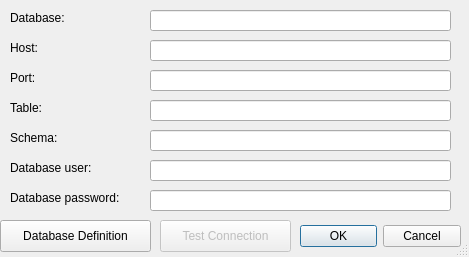
Above: src/MetadataFunctionality/ui/dialog_settings.ui from Septima/qgis-metadatafunctionality before the change. Below: the same form after it.
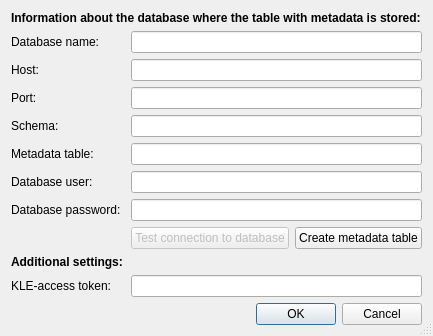
That is the form after the change.

Commit message:
Changed UI of dialogsettings incl. adding setting for KLE
The objectName of the lineEdit to enter KLE-"token" is
'kleAccess'

Patch:
```diff
--- a/src/MetadataFunctionality/ui/dialog_settings.ui
+++ b/src/MetadataFunctionality/ui/dialog_settings.ui
@@ -6,30 +6,43 @@
    <rect>
     <x>0</x>
     <y>0</y>
-    <width>469</width>
-    <height>257</height>
+    <width>433</width>
+    <height>308</height>
    </rect>
   </property>
   <property name="sizePolicy">
-   <sizepolicy hsizetype="Fixed" vsizetype="Fixed">
+   <sizepolicy hsizetype="Expanding" vsizetype="Expanding">
     <horstretch>0</horstretch>
     <verstretch>0</verstretch>
    </sizepolicy>
   </property>
   <property name="windowTitle">
-   <string>MetaMan Settings</string>
+   <string>Settings</string>
+  </property>
+  <property name="layoutDirection">
+   <enum>Qt::LeftToRight</enum>
   </property>
   <property name="sizeGripEnabled">
    <bool>true</bool>
   </property>
+  <layout class="QGridLayout" name="gridLayout">
+   <item row="3" column="1" colspan="2">
+    <widget class="QLineEdit" name="port">
+     <property name="sizePolicy">
+      <sizepolicy hsizetype="Expanding" vsizetype="Expanding">
+       <horstretch>0</horstretch>
+       <verstretch>0</verstretch>
+      </sizepolicy>
+     </property>
+     <property name="toolTip">
+      <string extracomment="Enter the port of the database with metadata"/>
+     </property>
+    </widget>
+   </item>
+   <item row="11" column="1" colspan="2">
   <widget class="QDialogButtonBox" name="buttonBox">
-   <property name="geometry">
-    <rect>
-     <x>300</x>
-     <y>220</y>
-     <width>161</width>
-     <height>32</height>
-    </rect>
+     <property name="toolTip">
+      <string>Save settings or cancel</string>
    </property>
    <property name="orientation">
     <enum>Qt::Horizontal</enum>
@@ -38,205 +51,240 @@
     <set>QDialogButtonBox::Cancel|QDialogButtonBox::Ok</set>
    </property>
   </widget>
-  <widget class="QLabel" name="label">
-   <property name="geometry">
-    <rect>
-     <x>10</x>
-     <y>10</y>
-     <width>111</width>
-     <height>16</height>
-    </rect>
-   </property>
-   <property name="text">
-    <string>Database:</string>
-   </property>
-  </widget>
-  <widget class="QPushButton" name="testConnectionButton">
+   </item>
+   <item row="8" column="2">
+    <widget class="QPushButton" name="databaseDefinitionButton">
    <property name="enabled">
-    <bool>false</bool>
-   </property>
-   <property name="geometry">
-    <rect>
-     <x>160</x>
-     <y>220</y>
-     <width>131</width>
-     <height>32</height>
-    </rect>
+      <bool>true</bool>
+     </property>
+     <property name="toolTip">
+      <string>Only required the first time you use the plugin</string>
    </property>
    <property name="text">
-    <string>Test Connection</string>
-   </property>
-  </widget>
-  <widget class="QLabel" name="label_2">
-   <property name="geometry">
-    <rect>
-     <x>10</x>
-     <y>160</y>
-     <width>91</width>
-     <height>16</height>
-    </rect>
+      <string>Create metadata table</string>
+     </property>
+    </widget>
+   </item>
+   <item row="9" column="0" colspan="3">
+    <widget class="QLabel" name="descriptionofcontent_label_2">
+     <property name="font">
+      <font>
+       <weight>75</weight>
+       <bold>true</bold>
+      </font>
+     </property>
+     <property name="text">
+      <string>Additional settings:</string>
+     </property>
+    </widget>
+   </item>
+   <item row="10" column="0">
+    <widget class="QLabel" name="database_label_2">
+     <property name="toolTip">
+      <string extracomment="Enter the token to use the kle-journal settings"/>
+     </property>
+     <property name="text">
+      <string>KLE-access token:</string>
+     </property>
+    </widget>
+   </item>
+   <item row="6" column="0">
+    <widget class="QLabel" name="databaseuser_label">
+     <property name="toolTip">
+      <string extracomment="Enter the database user of the database with metadata"/>
    </property>
    <property name="text">
     <string>Database user:</string>
    </property>
   </widget>
-  <widget class="QLabel" name="label_3">
-   <property name="geometry">
-    <rect>
-     <x>10</x>
-     <y>190</y>
-     <width>131</width>
-     <height>16</height>
-    </rect>
+   </item>
+   <item row="4" column="0">
+    <widget class="QLabel" name="schema_label">
+     <property name="toolTip">
+      <string extracomment="Enter the schema of the metadata table"/>
    </property>
    <property name="text">
-    <string>Database password:</string>
-   </property>
-  </widget>
+      <string>Schema:</string>
+     </property>
+    </widget>
+   </item>
+   <item row="2" column="1" colspan="2">
+    <widget class="QLineEdit" name="host">
+     <property name="sizePolicy">
+      <sizepolicy hsizetype="Expanding" vsizetype="Expanding">
+       <horstretch>0</horstretch>
+       <verstretch>0</verstretch>
+      </sizepolicy>
+     </property>
+     <property name="toolTip">
+      <string extracomment="Enter the host name of the database with metadata"/>
+     </property>
+    </widget>
+   </item>
+   <item row="6" column="1" colspan="2">
   <widget class="QLineEdit" name="username">
-   <property name="geometry">
-    <rect>
-     <x>150</x>
-     <y>160</y>
-     <width>301</width>
-     <height>21</height>
-    </rect>
-   </property>
-  </widget>
-  <widget class="QLineEdit" name="password">
-   <property name="geometry">
-    <rect>
-     <x>150</x>
-     <y>190</y>
-     <width>301</width>
-     <height>21</height>
-    </rect>
-   </property>
-   <property name="echoMode">
-    <enum>QLineEdit::Password</enum>
-   </property>
-  </widget>
-  <widget class="QPushButton" name="databaseDefinitionButton">
-   <property name="enabled">
-    <bool>true</bool>
-   </property>
-   <property name="geometry">
-    <rect>
-     <x>0</x>
-     <y>220</y>
-     <width>151</width>
-     <height>32</height>
-    </rect>
-   </property>
+     <property name="sizePolicy">
+      <sizepolicy hsizetype="Expanding" vsizetype="Expanding">
+       <horstretch>0</horstretch>
+       <verstretch>0</verstretch>
+      </sizepolicy>
+     </property>
+     <property name="toolTip">
+      <string extracomment="Enter the database user of the database with metadata"/>
+     </property>
+    </widget>
+   </item>
+   <item row="7" column="0">
+    <widget class="QLabel" name="databasepw_label">
+     <property name="toolTip">
+      <string extracomment="Enter the password of database user to the database with metadata"/>
+     </property>
    <property name="text">
-    <string>Database Definition</string>
-   </property>
-  </widget>
-  <widget class="QLineEdit" name="database">
-   <property name="geometry">
-    <rect>
-     <x>150</x>
-     <y>10</y>
-     <width>301</width>
-     <height>21</height>
-    </rect>
-   </property>
-   <property name="cursorPosition">
-    <number>0</number>
-   </property>
-  </widget>
+      <string>Database password:</string>
+     </property>
+    </widget>
+   </item>
+   <item row="1" column="0">
+    <widget class="QLabel" name="database_label">
+     <property name="toolTip">
+      <string extracomment="Enter the name of the database where metadatatable is stored"/>
+     </property>
+     <property name="text">
+      <string>Database name:</string>
+     </property>
+    </widget>
+   </item>
+   <item row="5" column="1" colspan="2">
   <widget class="QLineEdit" name="sourcetable">
-   <property name="geometry">
-    <rect>
-     <x>150</x>
-     <y>100</y>
-     <width>301</width>
-     <height>21</height>
-    </rect>
-   </property>
-  </widget>
-  <widget class="QLabel" name="label_4">
-   <property name="geometry">
-    <rect>
-     <x>10</x>
-     <y>100</y>
-     <width>111</width>
-     <height>16</height>
-    </rect>
+     <property name="sizePolicy">
+      <sizepolicy hsizetype="Expanding" vsizetype="Expanding">
+       <horstretch>0</horstretch>
+       <verstretch>0</verstretch>
+      </sizepolicy>
+     </property>
+     <property name="toolTip">
+      <string extracomment="Enter the table name of the table with metadata"/>
+     </property>
+    </widget>
+   </item>
+   <item row="2" column="0">
+    <widget class="QLabel" name="host_label">
+     <property name="toolTip">
+      <string extracomment="Enter the host name of the database with metadata"/>
    </property>
    <property name="text">
-    <string>Table:</string>
-   </property>
-  </widget>
+      <string>Host:</string>
+     </property>
+    </widget>
+   </item>
+   <item row="4" column="1" colspan="2">
   <widget class="QLineEdit" name="schema">
-   <property name="geometry">
-    <rect>
-     <x>150</x>
-     <y>130</y>
-     <width>301</width>
-     <height>21</height>
-    </rect>
-   </property>
-  </widget>
-  <widget class="QLabel" name="label_5">
-   <property name="geometry">
-    <rect>
-     <x>10</x>
-     <y>130</y>
-     <width>111</width>
-     <height>16</height>
-    </rect>
+     <property name="sizePolicy">
+      <sizepolicy hsizetype="Expanding" vsizetype="Expanding">
+       <horstretch>0</horstretch>
+       <verstretch>0</verstretch>
+      </sizepolicy>
+     </property>
+     <property name="toolTip">
+      <string extracomment="Enter the schema of the metadata table"/>
+     </property>
+    </widget>
+   </item>
+   <item row="5" column="0">
+    <widget class="QLabel" name="table_label">
+     <property name="toolTip">
+      <string extracomment="Enter the table name of the table with metadata"/>
    </property>
    <property name="text">
-    <string>Schema:</string>
-   </property>
-  </widget>
-  <widget class="QLabel" name="label_6">
-   <property name="geometry">
-    <rect>
-     <x>10</x>
-     <y>70</y>
-     <width>111</width>
-     <height>16</height>
-    </rect>
+      <string>Metadata table:</string>
+     </property>
+    </widget>
+   </item>
+   <item row="0" column="0" colspan="3">
+    <widget class="QLabel" name="descriptionofcontent_label">
+     <property name="font">
+      <font>
+       <weight>75</weight>
+       <bold>true</bold>
+      </font>
+     </property>
+     <property name="text">
+      <string>Information about the database where the table with metadata is stored:</string>
+     </property>
+    </widget>
+   </item>
+   <item row="1" column="1" colspan="2">
+    <widget class="QLineEdit" name="database">
+     <property name="sizePolicy">
+      <sizepolicy hsizetype="Expanding" vsizetype="Expanding">
+       <horstretch>0</horstretch>
+       <verstretch>0</verstretch>
+      </sizepolicy>
+     </property>
+     <property name="toolTip">
+      <string extracomment="Enter the name of the database where metadatatable is stored"/>
+     </property>
+     <property name="cursorPosition">
+      <number>0</number>
+     </property>
+    </widget>
+   </item>
+   <item row="3" column="0">
+    <widget class="QLabel" name="port_label">
+     <property name="toolTip">
+      <string extracomment="Enter the port of the database with metadata"/>
    </property>
    <property name="text">
     <string>Port:</string>
    </property>
   </widget>
-  <widget class="QLineEdit" name="port">
-   <property name="geometry">
-    <rect>
-     <x>150</x>
-     <y>70</y>
-     <width>301</width>
-     <height>21</height>
-    </rect>
-   </property>
-  </widget>
-  <widget class="QLineEdit" name="host">
-   <property name="geometry">
-    <rect>
-     <x>150</x>
-     <y>40</y>
-     <width>301</width>
-     <height>21</height>
-    </rect>
-   </property>
-  </widget>
-  <widget class="QLabel" name="label_7">
-   <property name="geometry">
-    <rect>
-     <x>10</x>
-     <y>40</y>
-     <width>111</width>
-     <height>16</height>
-    </rect>
+   </item>
+   <item row="8" column="1">
+    <widget class="QPushButton" name="testConnectionButton">
+     <property name="enabled">
+      <bool>false</bool>
+     </property>
+     <property name="toolTip">
+      <string>Test connection to the metadata-table</string>
    </property>
    <property name="text">
-    <string>Host:</string>
-   </property>
-  </widget>
+      <string>Test connection to database</string>
+     </property>
+    </widget>
+   </item>
+   <item row="7" column="1" colspan="2">
+    <widget class="QLineEdit" name="password">
+     <property name="sizePolicy">
+      <sizepolicy hsizetype="Expanding" vsizetype="Expanding">
+       <horstretch>0</horstretch>
+       <verstretch>0</verstretch>
+      </sizepolicy>
+     </property>
+     <property name="toolTip">
+      <string extracomment="Enter the password of database user to the database with metadata"/>
+     </property>
+     <property name="echoMode">
+      <enum>QLineEdit::Password</enum>
+     </property>
+    </widget>
+   </item>
+   <item row="10" column="1" colspan="2">
+    <widget class="QLineEdit" name="kleAccess">
+     <property name="sizePolicy">
+      <sizepolicy hsizetype="Expanding" vsizetype="Expanding">
+       <horstretch>0</horstretch>
+       <verstretch>0</verstretch>
+      </sizepolicy>
+     </property>
+     <property name="toolTip">
+      <string extracomment="Enter the token to use the kle-journal settings"/>
+     </property>
+     <property name="cursorPosition">
+      <number>0</number>
+     </property>
+    </widget>
+   </item>
+  </layout>
  </widget>
  <tabstops>
   <tabstop>database</tabstop>
```
Lines whose indentation alone changed are shown as unchanged.
